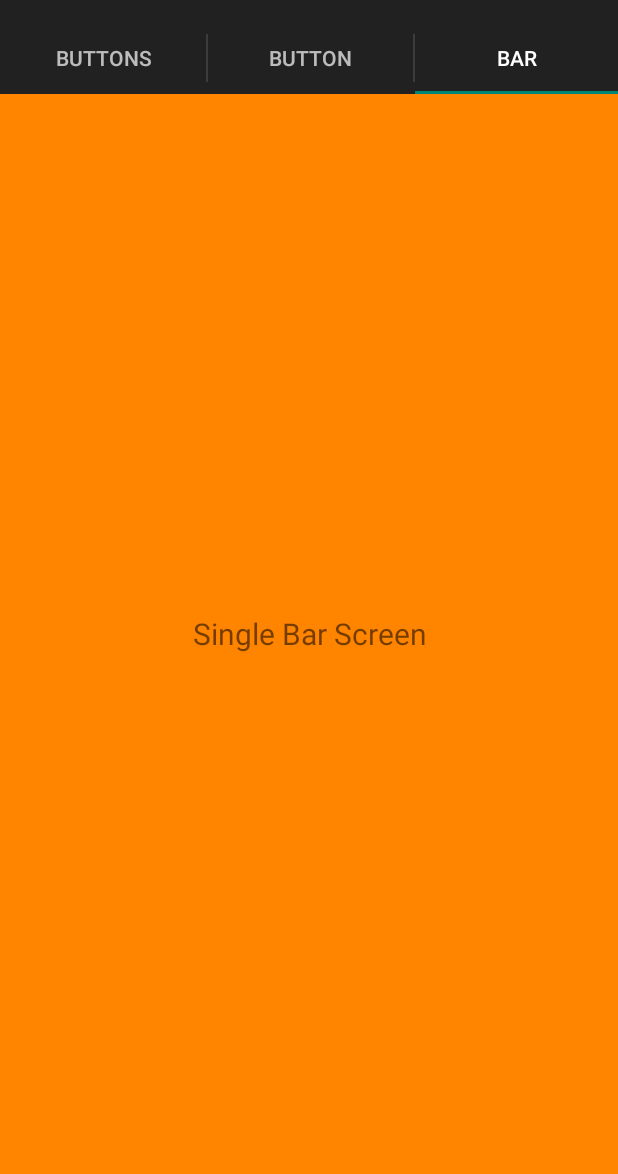
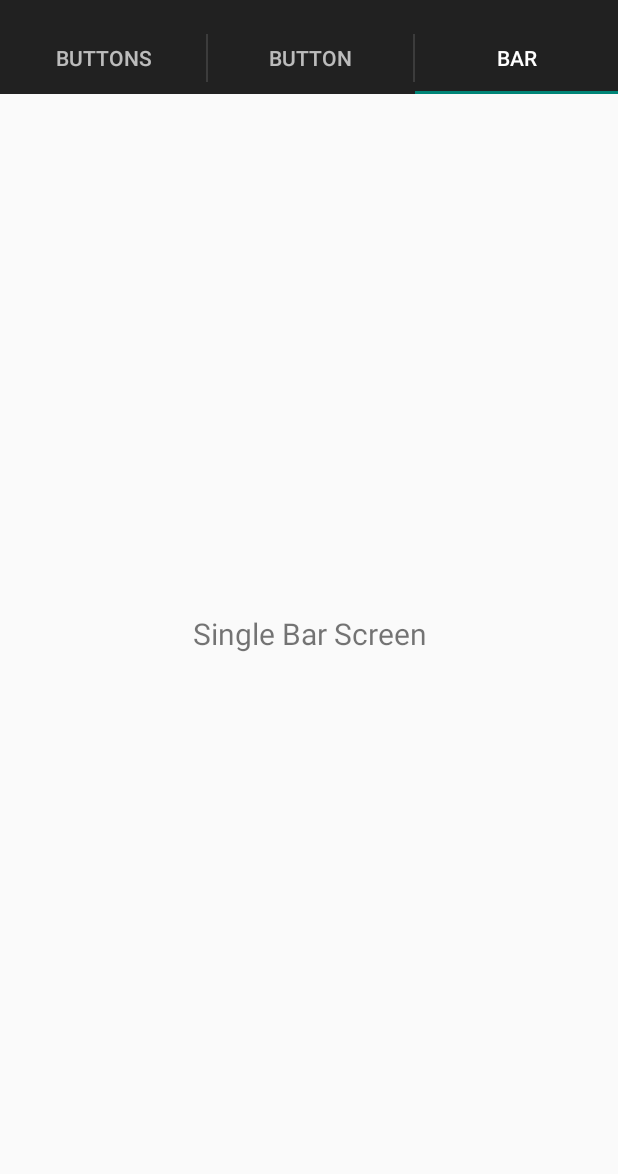
Before and after one commit to cdelorey/speech-therapy, an Android app: the screen it shows after launch (MainActivity), tab 3 chosen, on a phone screen of 412 x 824 dp, the part 62-1236 px from its top. Run offline under Robolectric (Android 15) with nearby library versions, the phone set to English and light mode, and no system bars.

```diff
--- a/app/src/main/java/cdelorey/speechtherapy/app/TimerButton.java
+++ b/app/src/main/java/cdelorey/speechtherapy/app/TimerButton.java
@@ -17,10 +17,12 @@ import android.widget.ProgressBar;
  */
 public class TimerButton extends Button {
     // Data ----------------------------------------------------------------------------------------
+    private static final int GREEN = 0xff00b358;
+    private static final int BLUE = 0xff0969a2;
+    private static final int RED = 0xffff3d00;
     private static final int TIMER_INTERVAL = 10; // milliseconds
     private boolean timerIsRunning = false;
     private int timerLength; // milliseconds
-    private int progressIncrement = 1;
     private CountDownTimer countDownTimer;
     private ProgressBar progressBar; // temporary until TimerButtons can inherit from ProgressBar
 
@@ -59,27 +61,26 @@ public class TimerButton extends Button {
             public void onFinish() {
                 // button has been held long enough
                 timerIsRunning = false;
-                TimerButton.this.setBackgroundColor(Color.BLUE);
+                TimerButton.this.setBackgroundColor(BLUE);
                 TimerButton.this.setText("DONE");
-                setProgress(0);
+                setProgress(timerLength);
             }
         };
         progressBar.setMax(length);
-        progressIncrement = timerLength / TIMER_INTERVAL;
-        Log.e(Constants.LOG, "ProgressIncrement: " + Integer.toString(progressIncrement));
     }
 
     public void clearTimer() {
         if(countDownTimer != null) {
             countDownTimer.cancel();
         }
+        progressBar.setProgress(0);
     }
 
 
     // Private Methods -----------------------------------------------------------------------------
     private void setup() {
         this.setText("");
-        this.setBackgroundColor(Color.GREEN);
+        this.setBackgroundColor(GREEN);
         setupListener();
     }
 
@@ -91,20 +92,21 @@ public class TimerButton extends Button {
                     // Start new timer
                     countDownTimer.start();
                     timerIsRunning = true;
-                    TimerButton.this.setBackgroundColor(Color.GREEN);
+                    TimerButton.this.setBackgroundColor(GREEN);
                     TimerButton.this.setText("");
                 } else if(event.getAction() == MotionEvent.ACTION_UP) {
                     if(timerIsRunning) {
                         // too slow
-                        Log.e(Constants.LOG, "Action_UP");
                         clearTimer();
-                        TimerButton.this.setBackgroundColor(Color.RED);
+                        TimerButton.this.setBackgroundColor(RED);
                         TimerButton.this.setText("TOO FAST");
+                        Log.e(Constants.LOG, "IN HERE");
                         setProgress(0);
                     } else {
                         // reset button
-                        TimerButton.this.setBackgroundColor(Color.GREEN);
+                        TimerButton.this.setBackgroundColor(GREEN);
                         TimerButton.this.setText("");
+                        setProgress(0);
                     }
                 }
                 return false;
--- a/app/src/main/res/layout/fragment_single_bar.xml
+++ b/app/src/main/res/layout/fragment_single_bar.xml
@@ -2,8 +2,7 @@
 <RelativeLayout xmlns:android="http://schemas.android.com/apk/res/android"
     android:layout_width="match_parent"
     android:layout_height="match_parent"
-    android:orientation="vertical"
-    android:background="#ff8400" >
+    android:orientation="vertical" >
 
     <TextView android:layout_width="fill_parent"
         android:layout_height="wrap_content"
--- a/app/src/main/res/layout/fragment_single_button.xml
+++ b/app/src/main/res/layout/fragment_single_button.xml
@@ -21,7 +21,7 @@
         android:layout_centerHorizontal="true"
         android:layout_centerInParent="true"
         android:width="@dimen/timer_button_width"
-        android:height="@dimen/timer_button_height" />
+        android:height="@dimen/timer_button_height"/>
 
 
 </RelativeLayout>
--- a/app/src/main/res/menu/main.xml
+++ b/app/src/main/res/menu/main.xml
@@ -6,7 +6,7 @@
     <item android:id="@+id/action_timer"
         android:icon="@drawable/ic_action_time"
         android:title="@string/action_time"
-        app:showAsAction="ifRoom|withText" />
+        app:showAsAction="ifRoom" />
 
     <item android:id="@+id/action_help"
         android:title="@string/action_help"
```
